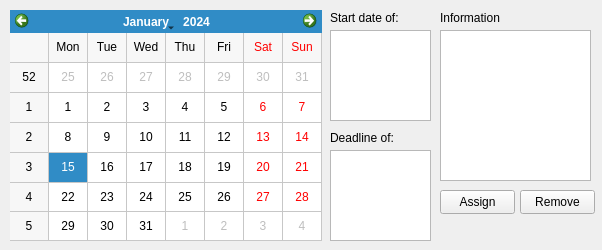
Qt form maintenance.ui (totargaming/AutomotiveRepairManagement) before a commit.
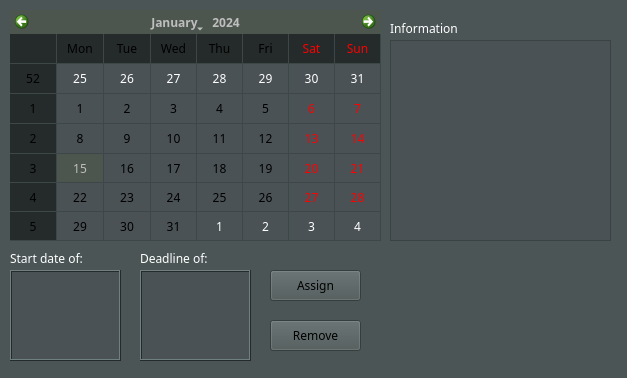
The same form after that commit.

What changed in the file:
```diff
--- a/maintenance.ui
+++ b/maintenance.ui
@@ -6,10 +6,497 @@
    <rect>
     <x>0</x>
     <y>0</y>
-    <width>602</width>
-    <height>250</height>
+    <width>627</width>
+    <height>378</height>
    </rect>
   </property>
+  <property name="palette">
+   <palette>
+    <active>
+     <colorrole role="WindowText">
+      <brush brushstyle="SolidPattern">
+       <color alpha="255">
+        <red>255</red>
+        <green>255</green>
+        <blue>255</blue>
+       </color>
+      </brush>
+     </colorrole>
+     <colorrole role="Button">
+      <brush brushstyle="SolidPattern">
+       <color alpha="255">
+        <red>75</red>
+        <green>85</green>
+        <blue>85</blue>
+       </color>
+      </brush>
+     </colorrole>
+     <colorrole role="Light">
+      <brush brushstyle="SolidPattern">
+       <color alpha="255">
+        <red>112</red>
+        <green>127</green>
+        <blue>127</blue>
+       </color>
+      </brush>
+     </colorrole>
+     <colorrole role="Midlight">
+      <brush brushstyle="SolidPattern">
+       <color alpha="255">
+        <red>93</red>
+        <green>106</green>
+        <blue>106</blue>
+       </color>
+      </brush>
+     </colorrole>
+     <colorrole role="Dark">
+      <brush brushstyle="SolidPattern">
+       <color alpha="255">
+        <red>37</red>
+        <green>42</green>
+        <blue>42</blue>
+       </color>
+      </brush>
+     </colorrole>
+     <colorrole role="Mid">
+      <brush brushstyle="SolidPattern">
+       <color alpha="255">
+        <red>50</red>
+        <green>57</green>
+        <blue>57</blue>
+       </color>
+      </brush>
+     </colorrole>
+     <colorrole role="Text">
+      <brush brushstyle="SolidPattern">
+       <color alpha="255">
+        <red>255</red>
+        <green>255</green>
+        <blue>255</blue>
+       </color>
+      </brush>
+     </colorrole>
+     <colorrole role="BrightText">
+      <brush brushstyle="SolidPattern">
+       <color alpha="255">
+        <red>255</red>
+        <green>255</green>
+        <blue>255</blue>
+       </color>
+      </brush>
+     </colorrole>
+     <colorrole role="ButtonText">
+      <brush brushstyle="SolidPattern">
+       <color alpha="255">
+        <red>0</red>
+        <green>0</green>
+        <blue>0</blue>
+       </color>
+      </brush>
+     </colorrole>
+     <colorrole role="Base">
+      <brush brushstyle="SolidPattern">
+       <color alpha="255">
+        <red>74</red>
+        <green>82</green>
+        <blue>85</blue>
+       </color>
+      </brush>
+     </colorrole>
+     <colorrole role="Window">
+      <brush brushstyle="SolidPattern">
+       <color alpha="255">
+        <red>75</red>
+        <green>85</green>
+        <blue>85</blue>
+       </color>
+      </brush>
+     </colorrole>
+     <colorrole role="Shadow">
+      <brush brushstyle="SolidPattern">
+       <color alpha="255">
+        <red>113</red>
+        <green>126</green>
+        <blue>130</blue>
+       </color>
+      </brush>
+     </colorrole>
+     <colorrole role="Highlight">
+      <brush brushstyle="SolidPattern">
+       <color alpha="255">
+        <red>76</red>
+        <green>85</green>
+        <blue>78</blue>
+       </color>
+      </brush>
+     </colorrole>
+     <colorrole role="AlternateBase">
+      <brush brushstyle="SolidPattern">
+       <color alpha="255">
+        <red>37</red>
+        <green>42</green>
+        <blue>42</blue>
+       </color>
+      </brush>
+     </colorrole>
+     <colorrole role="ToolTipBase">
+      <brush brushstyle="SolidPattern">
+       <color alpha="255">
+        <red>255</red>
+        <green>255</green>
+        <blue>220</blue>
+       </color>
+      </brush>
+     </colorrole>
+     <colorrole role="ToolTipText">
+      <brush brushstyle="SolidPattern">
+       <color alpha="255">
+        <red>0</red>
+        <green>0</green>
+        <blue>0</blue>
+       </color>
+      </brush>
+     </colorrole>
+     <colorrole role="PlaceholderText">
+      <brush brushstyle="SolidPattern">
+       <color alpha="127">
+        <red>255</red>
+        <green>255</green>
+        <blue>255</blue>
+       </color>
+      </brush>
+     </colorrole>
+     <colorrole role="Accent">
+      <brush brushstyle="SolidPattern">
+       <color alpha="255">
+        <red>0</red>
+        <green>255</green>
+        <blue>255</blue>
+       </color>
+      </brush>
+     </colorrole>
+    </active>
+    <inactive>
+     <colorrole role="WindowText">
+      <brush brushstyle="SolidPattern">
+       <color alpha="255">
+        <red>255</red>
+        <green>255</green>
+        <blue>255</blue>
+       </color>
+      </brush>
+     </colorrole>
+     <colorrole role="Button">
+      <brush brushstyle="SolidPattern">
+       <color alpha="255">
+        <red>75</red>
+        <green>85</green>
+        <blue>85</blue>
+       </color>
+      </brush>
+     </colorrole>
+     <colorrole role="Light">
+      <brush brushstyle="SolidPattern">
+       <color alpha="255">
+        <red>112</red>
+        <green>127</green>
+        <blue>127</blue>
+       </color>
+      </brush>
+     </colorrole>
+     <colorrole role="Midlight">
+      <brush brushstyle="SolidPattern">
+       <color alpha="255">
+        <red>93</red>
+        <green>106</green>
+        <blue>106</blue>
+       </color>
+      </brush>
+     </colorrole>
+     <colorrole role="Dark">
+      <brush brushstyle="SolidPattern">
+       <color alpha="255">
+        <red>37</red>
+        <green>42</green>
+        <blue>42</blue>
+       </color>
+      </brush>
+     </colorrole>
+     <colorrole role="Mid">
+      <brush brushstyle="SolidPattern">
+       <color alpha="255">
+        <red>50</red>
+        <green>57</green>
+        <blue>57</blue>
+       </color>
+      </brush>
+     </colorrole>
+     <colorrole role="Text">
+      <brush brushstyle="SolidPattern">
+       <color alpha="255">
+        <red>255</red>
+        <green>255</green>
+        <blue>255</blue>
+       </color>
+      </brush>
+     </colorrole>
+     <colorrole role="BrightText">
+      <brush brushstyle="SolidPattern">
+       <color alpha="255">
+        <red>255</red>
+        <green>255</green>
+        <blue>255</blue>
+       </color>
+      </brush>
+     </colorrole>
+     <colorrole role="ButtonText">
+      <brush brushstyle="SolidPattern">
+       <color alpha="255">
+        <red>0</red>
+        <green>0</green>
+        <blue>0</blue>
+       </color>
+      </brush>
+     </colorrole>
+     <colorrole role="Base">
+      <brush brushstyle="SolidPattern">
+       <color alpha="255">
+        <red>74</red>
+        <green>82</green>
+        <blue>85</blue>
+       </color>
+      </brush>
+     </colorrole>
+     <colorrole role="Window">
+      <brush brushstyle="SolidPattern">
+       <color alpha="255">
+        <red>75</red>
+        <green>85</green>
+        <blue>85</blue>
+       </color>
+      </brush>
+     </colorrole>
+     <colorrole role="Shadow">
+      <brush brushstyle="SolidPattern">
+       <color alpha="255">
+        <red>113</red>
+        <green>126</green>
+        <blue>130</blue>
+       </color>
+      </brush>
+     </colorrole>
+     <colorrole role="Highlight">
+      <brush brushstyle="SolidPattern">
+       <color alpha="255">
+        <red>76</red>
+        <green>85</green>
+        <blue>78</blue>
+       </color>
+      </brush>
+     </colorrole>
+     <colorrole role="AlternateBase">
+      <brush brushstyle="SolidPattern">
+       <color alpha="255">
+        <red>37</red>
+        <green>42</green>
+        <blue>42</blue>
+       </color>
+      </brush>
+     </colorrole>
+     <colorrole role="ToolTipBase">
+      <brush brushstyle="SolidPattern">
+       <color alpha="255">
+        <red>255</red>
+        <green>255</green>
+        <blue>220</blue>
+       </color>
+      </brush>
+     </colorrole>
+     <colorrole role="ToolTipText">
+      <brush brushstyle="SolidPattern">
+       <color alpha="255">
+        <red>0</red>
+        <green>0</green>
+        <blue>0</blue>
+       </color>
+      </brush>
+     </colorrole>
+     <colorrole role="PlaceholderText">
+      <brush brushstyle="SolidPattern">
+       <color alpha="127">
+        <red>255</red>
+        <green>255</green>
+        <blue>255</blue>
+       </color>
+      </brush>
+     </colorrole>
+     <colorrole role="Accent">
+      <brush brushstyle="SolidPattern">
+       <color alpha="255">
+        <red>0</red>
+        <green>255</green>
+        <blue>255</blue>
+       </color>
+      </brush>
+     </colorrole>
+    </inactive>
+    <disabled>
+     <colorrole role="WindowText">
+      <brush brushstyle="SolidPattern">
+       <color alpha="255">
+        <red>37</red>
+        <green>42</green>
+        <blue>42</blue>
+       </color>
+      </brush>
+     </colorrole>
+     <colorrole role="Button">
+      <brush brushstyle="SolidPattern">
+       <color alpha="255">
+        <red>75</red>
+        <green>85</green>
+        <blue>85</blue>
+       </color>
+      </brush>
+     </colorrole>
+     <colorrole role="Light">
+      <brush brushstyle="SolidPattern">
+       <color alpha="255">
+        <red>112</red>
+        <green>127</green>
+        <blue>127</blue>
+       </color>
+      </brush>
+     </colorrole>
+     <colorrole role="Midlight">
+      <brush brushstyle="SolidPattern">
+       <color alpha="255">
+        <red>93</red>
+        <green>106</green>
+        <blue>106</blue>
+       </color>
+      </brush>
+     </colorrole>
+     <colorrole role="Dark">
+      <brush brushstyle="SolidPattern">
+       <color alpha="255">
+        <red>37</red>
+        <green>42</green>
+        <blue>42</blue>
+       </color>
+      </brush>
+     </colorrole>
+     <colorrole role="Mid">
+      <brush brushstyle="SolidPattern">
+       <color alpha="255">
+        <red>50</red>
+        <green>57</green>
+        <blue>57</blue>
+       </color>
+      </brush>
+     </colorrole>
+     <colorrole role="Text">
+      <brush brushstyle="SolidPattern">
+       <color alpha="255">
+        <red>37</red>
+        <green>42</green>
+        <blue>42</blue>
+       </color>
+      </brush>
+     </colorrole>
+     <colorrole role="BrightText">
+      <brush brushstyle="SolidPattern">
+       <color alpha="255">
+        <red>255</red>
+        <green>255</green>
+        <blue>255</blue>
+       </color>
+      </brush>
+     </colorrole>
+     <colorrole role="ButtonText">
+      <brush brushstyle="SolidPattern">
+       <color alpha="255">
+        <red>37</red>
+        <green>42</green>
+        <blue>42</blue>
+       </color>
+      </brush>
+     </colorrole>
+     <colorrole role="Base">
+      <brush brushstyle="SolidPattern">
+       <color alpha="255">
+        <red>75</red>
+        <green>85</green>
+        <blue>85</blue>
+       </color>
+      </brush>
+     </colorrole>
+     <colorrole role="Window">
+      <brush brushstyle="SolidPattern">
+       <color alpha="255">
+        <red>75</red>
+        <green>85</green>
+        <blue>85</blue>
+       </color>
+      </brush>
+     </colorrole>
+     <colorrole role="Shadow">
+      <brush brushstyle="SolidPattern">
+       <color alpha="255">
+        <red>113</red>
+        <green>126</green>
+        <blue>130</blue>
+       </color>
+      </brush>
+     </colorrole>
+     <colorrole role="AlternateBase">
+      <brush brushstyle="SolidPattern">
+       <color alpha="255">
+        <red>75</red>
+        <green>85</green>
+        <blue>85</blue>
+       </color>
+      </brush>
+     </colorrole>
+     <colorrole role="ToolTipBase">
+      <brush brushstyle="SolidPattern">
+       <color alpha="255">
+        <red>255</red>
+        <green>255</green>
+        <blue>220</blue>
+       </color>
+      </brush>
+     </colorrole>
+     <colorrole role="ToolTipText">
+      <brush brushstyle="SolidPattern">
+       <color alpha="255">
+        <red>0</red>
+        <green>0</green>
+        <blue>0</blue>
+       </color>
+      </brush>
+     </colorrole>
+     <colorrole role="PlaceholderText">
+      <brush brushstyle="SolidPattern">
+       <color alpha="127">
+        <red>255</red>
+        <green>255</green>
+        <blue>255</blue>
+       </color>
+      </brush>
+     </colorrole>
+     <colorrole role="Accent">
+      <brush brushstyle="SolidPattern">
+       <color alpha="255">
+        <red>0</red>
+        <green>255</green>
+        <blue>255</blue>
+       </color>
+      </brush>
+     </colorrole>
+    </disabled>
+   </palette>
+  </property>
   <property name="windowTitle">
    <string>Form</string>
   </property>
@@ -18,10 +505,42 @@
     <rect>
      <x>10</x>
      <y>10</y>
-     <width>312</width>
+     <width>371</width>
      <height>231</height>
     </rect>
    </property>
+   <property name="palette">
+    <palette>
+     <active/>
+     <inactive>
+      <colorrole role="HighlightedText">
+       <brush brushstyle="SolidPattern">
+        <color alpha="255">
+         <red>190</red>
+         <green>190</green>
+         <blue>190</blue>
+        </color>
+       </brush>
+      </colorrole>
+     </inactive>
+     <disabled>
+      <colorrole role="Text">
+       <brush brushstyle="SolidPattern">
+        <color alpha="255">
+         <red>255</red>
+         <green>255</green>
+         <blue>255</blue>
+        </color>
+       </brush>
+      </colorrole>
+     </disabled>
+    </palette>
+   </property>
+   <property name="font">
+    <font>
+     <family>Sitka</family>
+    </font>
+   </property>
    <property name="gridVisible">
     <bool>true</bool>
    </property>
@@ -32,12 +551,26 @@
   <widget class="QTableView" name="startDateTable">
    <property name="geometry">
     <rect>
-     <x>330</x>
-     <y>30</y>
-     <width>101</width>
+     <x>10</x>
+     <y>270</y>
+     <width>111</width>
      <height>91</height>
     </rect>
    </property>
+   <property name="font">
+    <font>
+     <family>Sitka</family>
+    </font>
+   </property>
+   <property name="frameShape">
+    <enum>QFrame::Box</enum>
+   </property>
+   <property name="frameShadow">
+    <enum>QFrame::Raised</enum>
+   </property>
+   <property name="editTriggers">
+    <set>QAbstractItemView::NoEditTriggers</set>
+   </property>
    <property name="showGrid">
     <bool>false</bool>
    </property>
@@ -51,12 +584,17 @@
   <widget class="QLabel" name="startDateLabel">
    <property name="geometry">
     <rect>
-     <x>330</x>
-     <y>10</y>
+     <x>10</x>
+     <y>250</y>
      <width>101</width>
      <height>16</height>
     </rect>
    </property>
+   <property name="font">
+    <font>
+     <family>Sitka</family>
+    </font>
+   </property>
    <property name="text">
     <string>Start date of:</string>
    </property>
@@ -64,12 +602,26 @@
   <widget class="QTableView" name="deadlineTable">
    <property name="geometry">
     <rect>
-     <x>330</x>
-     <y>150</y>
-     <width>101</width>
+     <x>140</x>
+     <y>270</y>
+     <width>111</width>
      <height>91</height>
     </rect>
    </property>
+   <property name="font">
+    <font>
+     <family>Sitka</family>
+    </font>
+   </property>
+   <property name="frameShape">
+    <enum>QFrame::Box</enum>
+   </property>
+   <property name="frameShadow">
+    <enum>QFrame::Raised</enum>
+   </property>
+   <property name="editTriggers">
+    <set>QAbstractItemView::NoEditTriggers</set>
+   </property>
    <property name="showGrid">
     <bool>false</bool>
    </property>
@@ -83,12 +635,17 @@
   <widget class="QLabel" name="deadlineLabel">
    <property name="geometry">
     <rect>
-     <x>330</x>
-     <y>130</y>
+     <x>140</x>
+     <y>250</y>
      <width>101</width>
      <height>16</height>
     </rect>
    </property>
+   <property name="font">
+    <font>
+     <family>Sitka</family>
+    </font>
+   </property>
    <property name="text">
     <string>Deadline of:</string>
    </property>
@@ -96,12 +653,18 @@
   <widget class="QTextEdit" name="txtInfo">
    <property name="geometry">
     <rect>
-     <x>440</x>
-     <y>30</y>
-     <width>151</width>
-     <height>151</height>
+     <x>390</x>
+     <y>40</y>
+     <width>221</width>
+     <height>201</height>
     </rect>
    </property>
+   <property name="font">
+    <font>
+     <family>Sitka</family>
+     <pointsize>12</pointsize>
+    </font>
+   </property>
    <property name="readOnly">
     <bool>true</bool>
    </property>
@@ -109,12 +672,17 @@
   <widget class="QLabel" name="informationLabel">
    <property name="geometry">
     <rect>
-     <x>440</x>
-     <y>10</y>
+     <x>390</x>
+     <y>20</y>
      <width>101</width>
      <height>16</height>
     </rect>
    </property>
+   <property name="font">
+    <font>
+     <family>Sitka</family>
+    </font>
+   </property>
    <property name="text">
     <string>Information</string>
    </property>
@@ -122,12 +690,17 @@
   <widget class="QPushButton" name="addBtn">
    <property name="geometry">
     <rect>
-     <x>440</x>
-     <y>190</y>
-     <width>75</width>
-     <height>24</height>
+     <x>270</x>
+     <y>270</y>
+     <width>91</width>
+     <height>31</height>
     </rect>
    </property>
+   <property name="font">
+    <font>
+     <family>Sitka</family>
+    </font>
+   </property>
    <property name="text">
     <string>Assign</string>
    </property>
@@ -135,12 +708,17 @@
   <widget class="QPushButton" name="removeBtn">
    <property name="geometry">
     <rect>
-     <x>520</x>
-     <y>190</y>
-     <width>75</width>
-     <height>24</height>
+     <x>270</x>
+     <y>320</y>
+     <width>91</width>
+     <height>31</height>
     </rect>
    </property>
+   <property name="font">
+    <font>
+     <family>Sitka</family>
+    </font>
+   </property>
    <property name="text">
     <string>Remove</string>
    </property>
```
